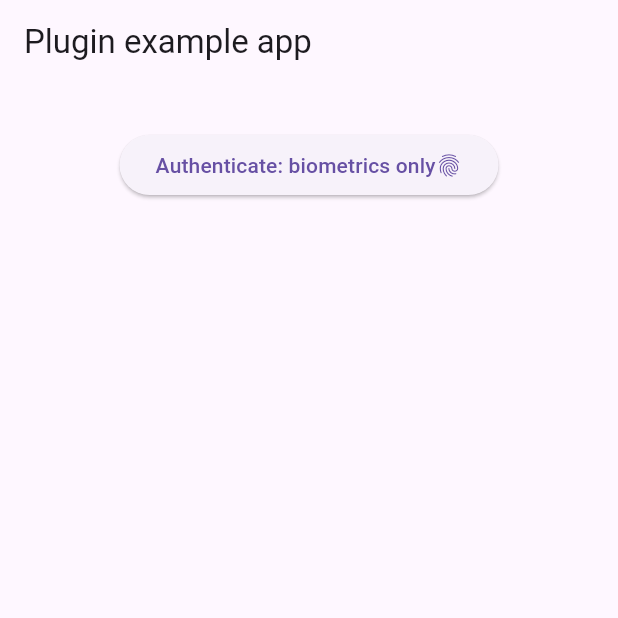
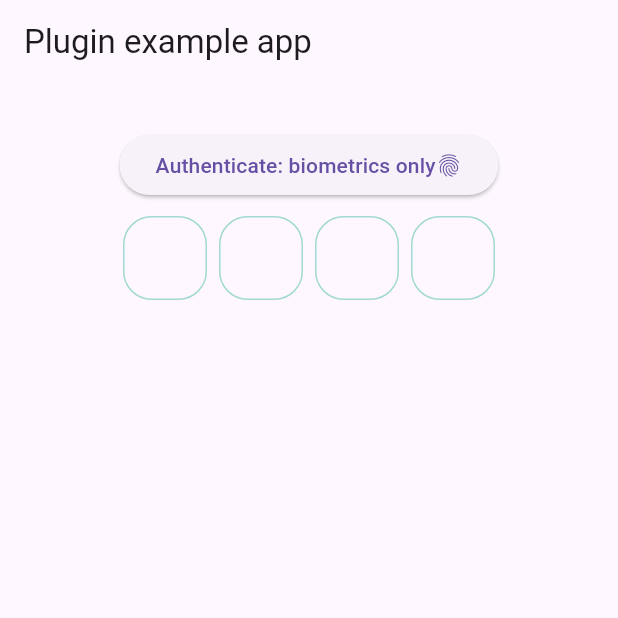
Before and after one commit to pushparaj27/embecta, a Flutter app: the screen it shows after launch, on a phone screen of 412 x 824 dp, the top half of it. Run offline on Flutter 3.47's test engine with Material 3 defaults, Android fonts, the phone set to English and light mode, and no system bars; drawn by our look-alikes of pinput; our stand-ins replace auto_size_text, dropdown_search, google_fonts, local_auth; project files that could hold a hidden picture were left out.

Commit message:
added pin widget

```diff
--- a/lib/face_id/face_id_widget.dart
+++ b/lib/face_id/face_id_widget.dart
@@ -7,6 +7,7 @@
 import 'dart:async';
 
 import 'package:embecta/home_page/home_page_widget.dart';
+import 'package:embecta/home_page/pin_widget.dart';
 import 'package:flutter/material.dart';
 import 'package:flutter/services.dart';
 import 'package:local_auth/local_auth.dart';
@@ -34,7 +35,7 @@ class _FaceIdWidgetState extends State<FaceIdWidget> {
               ? _SupportState.supported
               : _SupportState.unsupported),
         );
-    if (_supportState == _SupportState.supported){
+    if (_supportState == _SupportState.supported) {
       _checkBiometrics();
     }
   }
@@ -106,7 +107,6 @@ class _FaceIdWidgetState extends State<FaceIdWidget> {
   }
 
   Future<void> _authenticateWithBiometrics() async {
-
     // if(_canCheckBiometrics!){
     //   print("test _canCheckBiometrics");
     // }
@@ -141,8 +141,9 @@ class _FaceIdWidgetState extends State<FaceIdWidget> {
     }
 
     final String message = authenticated ? 'Authorized' : 'Not Authorized';
-    if(authenticated){
-      Navigator.push(context, MaterialPageRoute(builder: (context)=>HomePage()));
+    if (authenticated) {
+      Navigator.push(
+          context, MaterialPageRoute(builder: (context) => HomePage()));
     }
     setState(() {
       _authorized = message;
@@ -167,7 +168,6 @@ class _FaceIdWidgetState extends State<FaceIdWidget> {
             Column(
               mainAxisAlignment: MainAxisAlignment.center,
               children: <Widget>[
-
                 //  ElevatedButton(
                 //           onPressed: _authenticate,
                 //           child: const Row(
@@ -192,6 +192,10 @@ class _FaceIdWidgetState extends State<FaceIdWidget> {
                 ),
               ],
             ),
+            const SizedBox(
+              height: 10,
+            ),
+            PinWidget(),
           ],
         ),
       ),
--- /dev/null
+++ b/lib/home_page/pin_widget.dart
@@ -0,0 +1,83 @@
+import 'package:flutter/material.dart';
+import 'package:pinput/pinput.dart';
+
+class PinWidget extends StatefulWidget {
+  const PinWidget({super.key});
+
+  @override
+  State<PinWidget> createState() => _PinWidgetState();
+}
+
+class _PinWidgetState extends State<PinWidget> {
+  final pinController = TextEditingController();
+  final focusNode = FocusNode();
+  final formKey = GlobalKey<FormState>();
+  static const focusedBorderColor = Color.fromRGBO(23, 171, 144, 1);
+  static const fillColor = Color.fromRGBO(243, 246, 249, 0);
+  static const borderColor = Color.fromRGBO(23, 171, 144, 0.4);
+
+  final defaultPinTheme = PinTheme(
+    width: 56,
+    height: 56,
+    textStyle: const TextStyle(
+      fontSize: 22,
+      color: Color.fromRGBO(30, 60, 87, 1),
+    ),
+    decoration: BoxDecoration(
+      borderRadius: BorderRadius.circular(19),
+      border: Border.all(color: borderColor),
+    ),
+  );
+  @override
+  Widget build(BuildContext context) {
+    return Pinput(
+      controller: pinController,
+      focusNode: focusNode,
+      androidSmsAutofillMethod: AndroidSmsAutofillMethod.smsUserConsentApi,
+      listenForMultipleSmsOnAndroid: true,
+      defaultPinTheme: defaultPinTheme,
+      separatorBuilder: (index) => const SizedBox(width: 8),
+      validator: (value) {
+        return value == '1234' ? null : 'Pin is incorrect';
+      },
+      // onClipboardFound: (value) {
+      //   debugPrint('onClipboardFound: $value');
+      //   pinController.setText(value);
+      // },
+      hapticFeedbackType: HapticFeedbackType.lightImpact,
+      onCompleted: (pin) {
+        debugPrint('onCompleted: $pin');
+      },
+      onChanged: (value) {
+        debugPrint('onChanged: $value');
+      },
+      cursor: Column(
+        mainAxisAlignment: MainAxisAlignment.end,
+        children: [
+          Container(
+            margin: const EdgeInsets.only(bottom: 9),
+            width: 22,
+            height: 1,
+            color: focusedBorderColor,
+          ),
+        ],
+      ),
+      focusedPinTheme: defaultPinTheme.copyWith(
+        decoration: defaultPinTheme.decoration!.copyWith(
+          borderRadius: BorderRadius.circular(8),
+          border: Border.all(color: focusedBorderColor),
+        ),
+      ),
+      submittedPinTheme: defaultPinTheme.copyWith(
+        decoration: defaultPinTheme.decoration!.copyWith(
+          color: fillColor,
+          borderRadius: BorderRadius.circular(19),
+          border: Border.all(color: focusedBorderColor),
+        ),
+      ),
+      errorPinTheme: defaultPinTheme.copyBorderWith(
+        border: Border.all(color: Colors.redAccent),
+      ),
+    );
+  }
+}
--- a/pubspec.yaml
+++ b/pubspec.yaml
@@ -41,6 +41,7 @@ dependencies:
   google_fonts: 6.1.0
   auto_size_text: ^3.0.0
   local_auth: ^2.1.8
+  pinput: ^4.0.0
 
 
 dev_dependencies:
```
Lines whose indentation alone changed are shown as unchanged.
